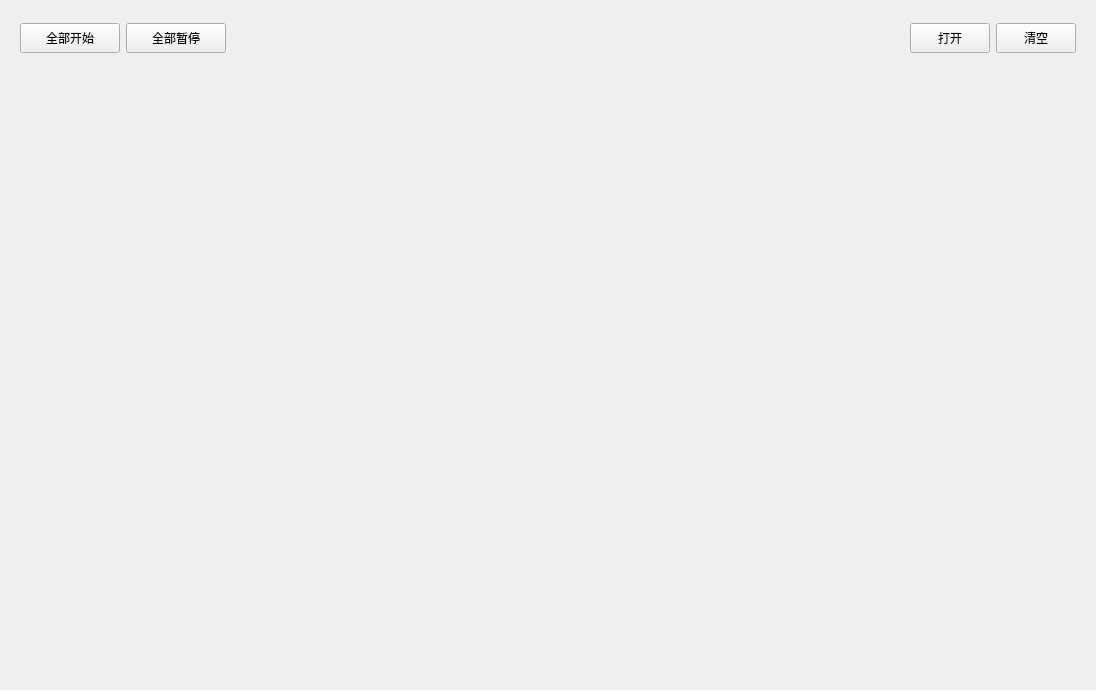
Above: InterfacialDesign/Download/downloadform.ui from xb985547608/VIDICON before the change. Below: the same form after it.
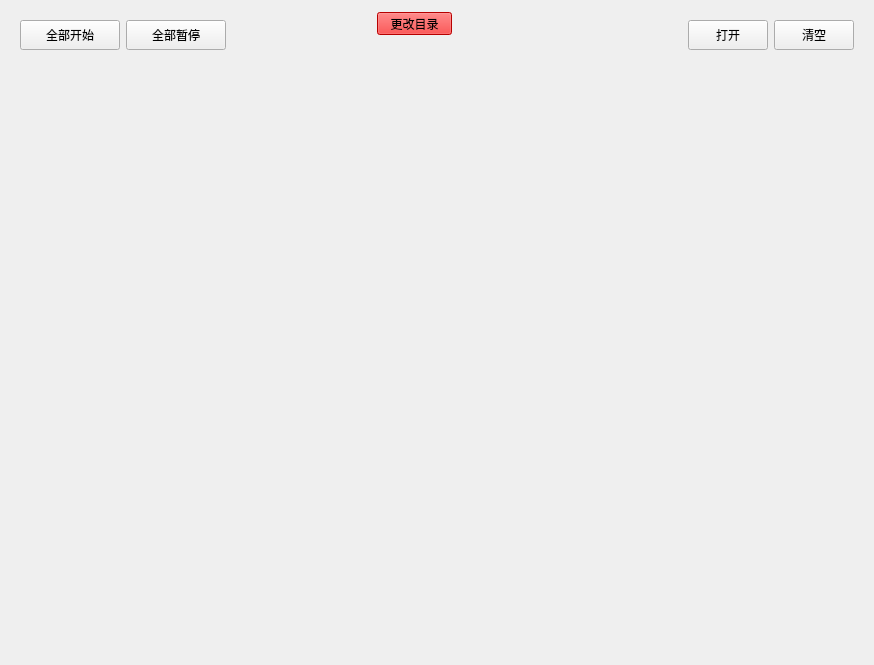
That is the form after the change. Icons and pictures are not drawn.

Commit message: 1.增加更改下载目录功能 2.回放界面的日期显示新增日期，由yyyy-MM -->>-- yyyy-MM-dd

The edit to the form file:
```diff
--- a/InterfacialDesign/Download/downloadform.ui
+++ b/InterfacialDesign/Download/downloadform.ui
@@ -6,8 +6,8 @@
    <rect>
     <x>0</x>
     <y>0</y>
-    <width>1096</width>
-    <height>690</height>
+    <width>874</width>
+    <height>665</height>
    </rect>
   </property>
   <property name="windowTitle">
@@ -35,8 +35,11 @@
       <property name="leftMargin">
        <number>9</number>
       </property>
+      <property name="topMargin">
+       <number>0</number>
+      </property>
       <property name="bottomMargin">
-       <number>3</number>
+       <number>0</number>
       </property>
       <item>
        <widget class="QPushButton" name="allStartBtn">
@@ -134,6 +137,68 @@
         </property>
        </spacer>
       </item>
+      <item>
+       <layout class="QVBoxLayout" name="verticalLayout_2">
+        <property name="spacing">
+         <number>0</number>
+        </property>
+        <item>
+         <widget class="QPushButton" name="changeDirBtn">
+          <property name="minimumSize">
+           <size>
+            <width>75</width>
+            <height>23</height>
+           </size>
+          </property>
+          <property name="maximumSize">
+           <size>
+            <width>75</width>
+            <height>23</height>
+           </size>
+          </property>
+          <property name="styleSheet">
+           <string notr="true">QPushButton{
+background-color:red
+}</string>
+          </property>
+          <property name="text">
+           <string>更改目录</string>
+          </property>
+         </widget>
+        </item>
+        <item>
+         <layout class="QHBoxLayout" name="horizontalLayout_2">
+          <property name="leftMargin">
+           <number>5</number>
+          </property>
+          <item>
+           <widget class="QLabel" name="lblDir">
+            <property name="minimumSize">
+             <size>
+              <width>300</width>
+              <height>21</height>
+             </size>
+            </property>
+            <property name="maximumSize">
+             <size>
+              <width>300</width>
+              <height>21</height>
+             </size>
+            </property>
+            <property name="font">
+             <font>
+              <pointsize>12</pointsize>
+             </font>
+            </property>
+            <property name="text">
+             <string/>
+            </property>
+           </widget>
+          </item>
+         </layout>
+        </item>
+       </layout>
+      </item>
       <item>
        <widget class="QPushButton" name="openFolderBtn">
         <property name="minimumSize">
```
The commit also changes 7 other files.
